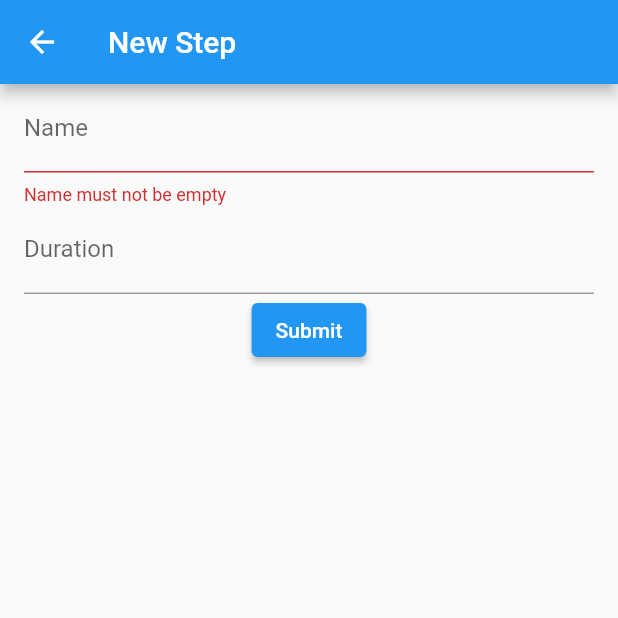
After one commit to regmoraes/coffea, a Flutter app: the AddStepPage screen opened by its route, after a tap on "Submit", on a phone screen of 412 x 824 dp, the top half of it. The commit adds this screen. Run offline on Flutter 3.47's test engine with Material 2 defaults, Android fonts, the phone set to English and light mode, and no system bars; our stand-ins replace equatable, flutter_bloc, flutter_modular, stream_transform.

Commit message:
[wip] Add and execute recipe steps

```diff
--- /dev/null
+++ b/lib/recipe/recipe_builder.dart
@@ -0,0 +1,29 @@
+import 'package:coffea/bean/bean.dart';
+import 'package:coffea/method/method.dart';
+import 'package:coffea/recipe/bean_water_ratio.dart';
+import 'package:coffea/recipe/grind_size.dart';
+import 'package:coffea/recipe/recipe.dart';
+import 'package:coffea/recipe/step.dart';
+
+class RecipeBuilder {
+  String? name;
+  Method? method;
+  Bean? bean;
+  GrindSize? grindSize;
+  List<Step> steps = [];
+  String? comments;
+
+  final BeanWaterRatio ratio = BeanWaterRatio();
+
+  Recipe build() {
+    return Recipe(
+      name: name!,
+      method: method!,
+      bean: bean!,
+      grindSize: grindSize!,
+      steps: steps,
+      comments: comments,
+      ratio: ratio,
+    );
+  }
+}
--- a/lib/recipe/step.dart
+++ b/lib/recipe/step.dart
@@ -1,6 +1,56 @@
-class Step {
+import 'dart:async';
+
+import 'package:flutter_bloc/flutter_bloc.dart';
+
+const _timerTickDuration = Duration(seconds: 1);
+
+class Step extends Cubit<StepState> {
   final String description;
   final Duration duration;
+  Timer? _timer;
 
-  Step(this.description, this.duration);
+  Step(this.description, this.duration) : super(StepState());
+
+  void start() {
+    _timer ??= Timer.periodic(_timerTickDuration, _onTimerTick);
+  }
+
+  void stop() {
+    if (state is Running) {
+      _timer?.cancel();
+      _timer = null;
+      emit(Stopped());
+    }
+  }
+
+  void _onTimerTick(Timer timer) {
+    final elapsedTimeInSeconds = timer.tick;
+
+    if (elapsedTimeInSeconds == duration.inSeconds) {
+      stop();
+      emit(Finished());
+    } else {
+      emit(
+        Running(
+          elapsedDuration: Duration(seconds: elapsedTimeInSeconds),
+          remainingDuration: Duration(
+            seconds: duration.inSeconds - elapsedTimeInSeconds,
+          ),
+        ),
+      );
+    }
+  }
 }
+
+class StepState {}
+
+class Running implements StepState {
+  final Duration elapsedDuration;
+  final Duration remainingDuration;
+
+  Running({required this.elapsedDuration, required this.remainingDuration});
+}
+
+class Finished implements StepState {}
+
+class Stopped implements StepState {}
--- /dev/null
+++ b/lib/recipe/step_builder.dart
@@ -0,0 +1,8 @@
+import 'package:coffea/recipe/step.dart';
+
+class StepBuilder {
+  late String description;
+  late Duration duration;
+
+  Step build() => Step(description, duration);
+}
--- a/lib/recipe/ui/add_recipe_page.dart
+++ b/lib/recipe/ui/add_recipe_page.dart
@@ -4,7 +4,8 @@ import 'package:coffea/method/method.dart';
 import 'package:coffea/method/use_case/find_methods.dart';
 import 'package:coffea/recipe/bean_water_ratio.dart';
 import 'package:coffea/recipe/grind_size.dart';
-import 'package:coffea/recipe/recipe.dart';
+import 'package:coffea/recipe/recipe_builder.dart';
+import 'package:coffea/recipe/step.dart' as coffea;
 import 'package:coffea/recipe/use_case/add_recipe.dart';
 import 'package:coffea/recipe/use_case/find_grind_sizes.dart';
 import 'package:flutter/material.dart';
@@ -225,6 +226,16 @@ class AddRecipePageState extends State<AddRecipePage> {
                 },
               ),
               ElevatedButton(
+                onPressed: () async {
+                  final coffea.Step? step =
+                      await Modular.to.pushNamed('/recipes/steps');
+                  if (step != null) {
+                    _formData.recipeBuilder.steps.add(step);
+                  }
+                },
+                child: const Text('Add Step'),
+              ),
+              ElevatedButton(
                 onPressed: () {
                   if (_formData.isValid) {
                     final newRecipe = _formData.recipeBuilder.build();
--- /dev/null
+++ b/lib/recipe/ui/add_step_page.dart
@@ -0,0 +1,83 @@
+import 'package:coffea/recipe/step_builder.dart';
+import 'package:flutter/material.dart';
+import 'package:flutter_modular/flutter_modular.dart';
+
+class AddStepPage extends StatefulWidget {
+  const AddStepPage({Key? key}) : super(key: key);
+
+  @override
+  AddStepPageState createState() => AddStepPageState();
+}
+
+class AddStepPageState extends State<AddStepPage> {
+  final _formData = _AddStepFormData(GlobalKey<FormState>());
+
+  @override
+  Widget build(BuildContext context) {
+    return Scaffold(
+      appBar: AppBar(title: const Text("New Step")),
+      body: Container(
+        padding: const EdgeInsets.only(left: 16, right: 16),
+        child: Form(
+          key: _formData.formKey,
+          child: Column(
+            children: <Widget>[
+              TextFormField(
+                decoration: const InputDecoration(
+                  border: UnderlineInputBorder(),
+                  labelText: 'Name',
+                ),
+                onFieldSubmitted: (text) {
+                  setState(() => _formData.stepBuilder.description = text);
+                },
+                validator: (value) {
+                  return value?.isNotEmpty == true
+                      ? null
+                      : 'Name must not be empty';
+                },
+              ),
+              TextFormField(
+                decoration: const InputDecoration(
+                  border: UnderlineInputBorder(),
+                  labelText: 'Duration',
+                ),
+                keyboardType: const TextInputType.numberWithOptions(
+                  decimal: false,
+                  signed: false,
+                ),
+                onFieldSubmitted: (text) {
+                  setState(() {
+                    _formData.stepBuilder.duration = Duration(
+                      seconds: int.parse(text),
+                    );
+                  });
+                },
+                validator: (value) {
+                  return value != null ? null : 'Water must not be empty';
+                },
+              ),
+              ElevatedButton(
+                onPressed: () {
+                  if (_formData.isValid) {
+                    final step = _formData.stepBuilder.build();
+                    Modular.to.pop(step);
+                  }
+                },
+                child: const Text('Submit'),
+              ),
+            ],
+          ),
+        ),
+      ),
+    );
+  }
+}
+
+class _AddStepFormData {
+  GlobalKey<FormState> formKey;
+  StepBuilder stepBuilder = StepBuilder();
+
+  _AddStepFormData(this.formKey);
+
+  bool get isValid => formKey.currentState?.validate() ?? false;
+}
--- a/lib/recipe/ui/recipes_page.dart
+++ b/lib/recipe/ui/recipes_page.dart
@@ -33,7 +33,7 @@ class RecipesPage extends StatelessWidget {
                   trailing: Text('${recipe.totalDuration}'),
                   onTap: () {
                     Modular.to.pushNamed(
-                      '/recipe',
+                      '/recipes/detail',
                       arguments: state.recipes[index],
                     );
                   },
```
Also changed, not shown: lib/application/module.dart (+11 -1 lines), lib/recipe/recipe.dart (+0 -24 lines), lib/recipe/ui/recipe_execution_page.dart (added, +81 -0 lines), lib/recipe/ui/recipe_page.dart (+7 -0 lines), 1 other file.
